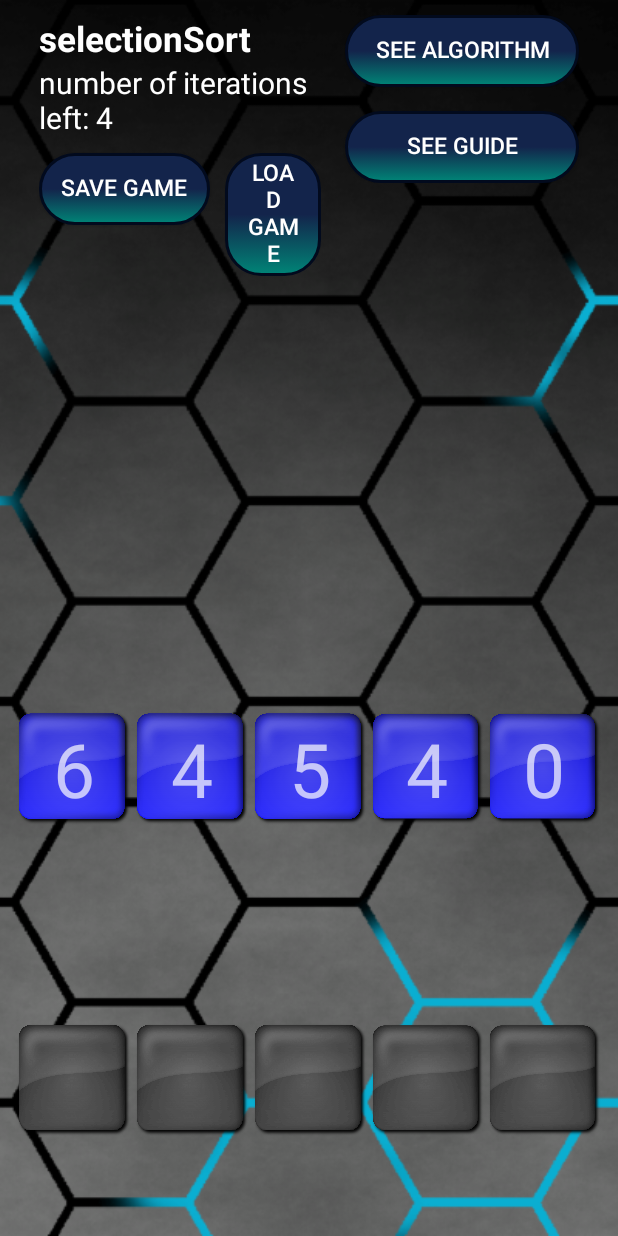
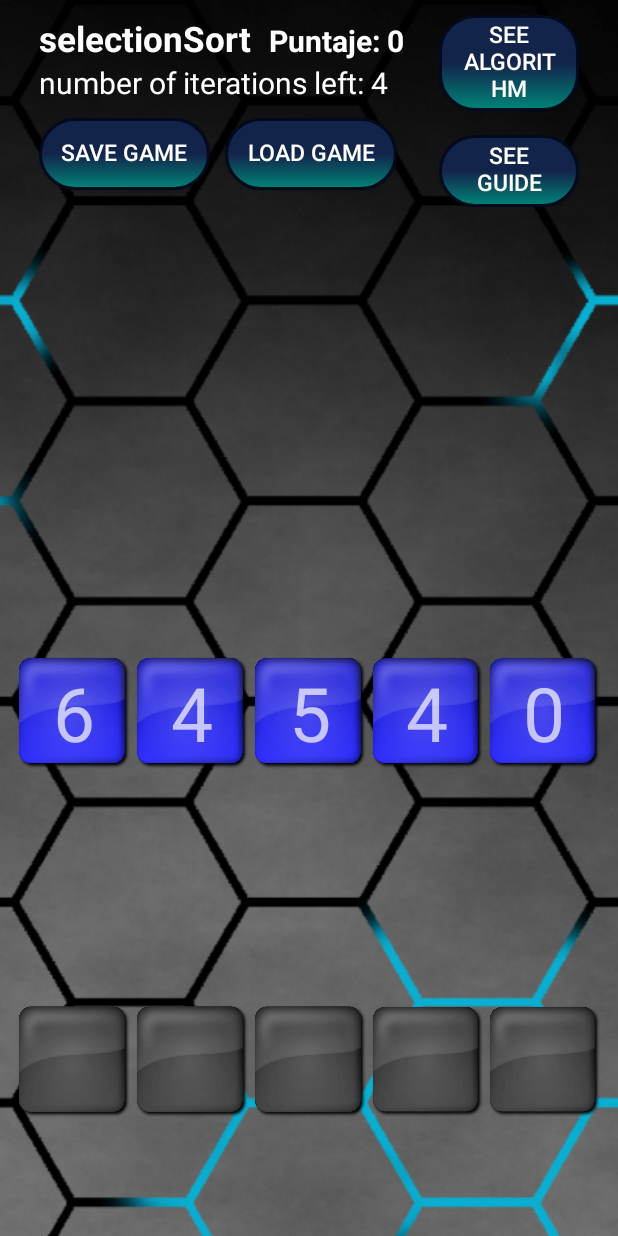
Before and after one commit to DiegoSalas27/SortingAlgorithms, an Android app: the MainActivity screen opened directly, with no data from a screen before it, after a tap on "START!", on a phone screen of 412 x 824 dp. Run offline under Robolectric (Android 15) with nearby library versions, the phone set to English and light mode, and no system bars; Roboto replaces fonts that are not available here.

Commit message:
fixed issue

```diff
--- a/app/src/main/java/com/example/android/sortingalgorithms/Adapters/PartidasAdapter.java
+++ b/app/src/main/java/com/example/android/sortingalgorithms/Adapters/PartidasAdapter.java
@@ -73,6 +73,7 @@ public class PartidasAdapter extends RecyclerView.Adapter<PartidasAdapter.ViewHo
                     bundle.putString("puntaje", String.valueOf(partida.getPuntaje()));
                     bundle.putString("iteracion", String.valueOf(partida.getIteracion()));
                     bundle.putString("numeros", partida.getNumeros());
+                    bundle.putString("iteracionF", String.valueOf(partida.getIteracionF()));
                     Intent intent = new Intent(mContext, MainActivity.class);
                     intent.putExtras(bundle);
                     intent.setFlags(Intent.FLAG_ACTIVITY_NEW_TASK);
--- a/app/src/main/java/com/example/android/sortingalgorithms/activities/MainActivity.java
+++ b/app/src/main/java/com/example/android/sortingalgorithms/activities/MainActivity.java
@@ -55,7 +55,6 @@ public class MainActivity extends AppCompatActivity implements View.OnTouchListe
 
     AlgoritmosDeOrdenamiento algoritmito = new AlgoritmosDeOrdenamiento();
 
-
     @Override
     protected void onCreate(Bundle savedInstanceState) {
         super.onCreate(savedInstanceState);
@@ -75,7 +74,8 @@ public class MainActivity extends AppCompatActivity implements View.OnTouchListe
             imgBackground.setVisibility(View.VISIBLE);
             algorithms(getIntent().getExtras().getString("algoritmo"),
                     getIntent().getExtras().getString("iteracion"),
-                    getIntent().getExtras().getString("numeros"));
+                    getIntent().getExtras().getString("numeros"),
+                    getIntent().getExtras().getString("iteracionF"));
         } else {
             Datos.setPasa(false);
             ite1 = 0;
@@ -84,34 +84,34 @@ public class MainActivity extends AppCompatActivity implements View.OnTouchListe
 
     public void inicializarDatos(){
 
-        imgBlueSquare = (ImageView) findViewById(R.id.imgBlueQuare);
-        imgBlueSquare2 = (ImageView) findViewById(R.id.imgBlueQuare);
-        imgBlueSquare3 = (ImageView) findViewById(R.id.imgBlueQuare);
-        imgBlueSquare4 = (ImageView) findViewById(R.id.imgBlueQuare);
-        imgBlueSquare5 = (ImageView) findViewById(R.id.imgBlueQuare);
-        imgGetter1 = (ImageView) findViewById(R.id.imgGetter1);
-        imgGetter2 = (ImageView) findViewById(R.id.imgGetter2);
-        imgGetter3 = (ImageView) findViewById(R.id.imgGetter3);
-        imgGetter4 = (ImageView) findViewById(R.id.imgGetter4);
-        imgGetter5 = (ImageView) findViewById(R.id.imgGetter5);
-        imgClaps = (ImageView) findViewById(R.id.imgClaps);
-        imgBackground = (ImageView) findViewById(R.id.imgBackground);
-        imgBackgroundMain = (ImageView) findViewById(R.id.imgBackgroundMain);
+        imgBlueSquare = findViewById(R.id.imgBlueQuare);
+        imgBlueSquare2 = findViewById(R.id.imgBlueQuare);
+        imgBlueSquare3 = findViewById(R.id.imgBlueQuare);
+        imgBlueSquare4 = findViewById(R.id.imgBlueQuare);
+        imgBlueSquare5 = findViewById(R.id.imgBlueQuare);
+        imgGetter1 = findViewById(R.id.imgGetter1);
+        imgGetter2 = findViewById(R.id.imgGetter2);
+        imgGetter3 = findViewById(R.id.imgGetter3);
+        imgGetter4 = findViewById(R.id.imgGetter4);
+        imgGetter5 = findViewById(R.id.imgGetter5);
+        imgClaps = findViewById(R.id.imgClaps);
+        imgBackground = findViewById(R.id.imgBackground);
+        imgBackgroundMain = findViewById(R.id.imgBackgroundMain);
 
-        roBlueSquare1 = (RelativeLayout) findViewById(R.id.roBlueSquare1);
-        roBlueSquare2 = (RelativeLayout) findViewById(R.id.roBlueSquare2);
-        roBlueSquare3 = (RelativeLayout) findViewById(R.id.roBlueSquare3);
-        roBlueSquare4 = (RelativeLayout) findViewById(R.id.roBlueSquare4);
-        roBlueSquare5 = (RelativeLayout) findViewById(R.id.roBlueSquare5);
-        gameRelativeLayout = (RelativeLayout) findViewById(R.id.gameRelativeLayout);
+        roBlueSquare1 = findViewById(R.id.roBlueSquare1);
+        roBlueSquare2 = findViewById(R.id.roBlueSquare2);
+        roBlueSquare3 = findViewById(R.id.roBlueSquare3);
+        roBlueSquare4 = findViewById(R.id.roBlueSquare4);
+        roBlueSquare5 = findViewById(R.id.roBlueSquare5);
+        gameRelativeLayout = findViewById(R.id.gameRelativeLayout);
 
-        loTarget1 = (LinearLayout) findViewById(R.id.loTarget1);
-        loTarget2 = (LinearLayout) findViewById(R.id.loTarget2);
-        loTarget3 = (LinearLayout) findViewById(R.id.loTarget3);
-        loTarget4 = (LinearLayout) findViewById(R.id.loTarget4);
-        loTarget5 = (LinearLayout) findViewById(R.id.loTarget5);
-        loFatherTarget = (LinearLayout) findViewById(R.id.loFatherTarget);
-        loFatherDrag = (LinearLayout) findViewById(R.id.loFatherDrag);
+        loTarget1 = findViewById(R.id.loTarget1);
+        loTarget2 = findViewById(R.id.loTarget2);
+        loTarget3 = findViewById(R.id.loTarget3);
+        loTarget4 = findViewById(R.id.loTarget4);
+        loTarget5 = findViewById(R.id.loTarget5);
+        loFatherTarget = findViewById(R.id.loFatherTarget);
+        loFatherDrag = findViewById(R.id.loFatherDrag);
 
 
         tvBlueQuareText = findViewById(R.id.tvBlueQuareText);
@@ -136,10 +136,10 @@ public class MainActivity extends AppCompatActivity implements View.OnTouchListe
         loTarget4.setOnDragListener(dragListener);
         loTarget5.setOnDragListener(dragListener);
 
-        startButton = (Button) findViewById(R.id.startButton);
-        btnSee = (Button) findViewById(R.id.btnSee);
-        btnGuide = (Button) findViewById(R.id.btnInstruction);
-        btnBack = (Button) findViewById(R.id.btnBack);
+        startButton = findViewById(R.id.startButton);
+        btnSee = findViewById(R.id.btnSee);
+        btnGuide = findViewById(R.id.btnInstruction);
+        btnBack = findViewById(R.id.btnBack);
         btnSavedGames = findViewById(R.id.btnSavedGames);
         btnDeleteGames = findViewById(R.id.btnDeleteGames);
     }
@@ -154,7 +154,7 @@ public class MainActivity extends AppCompatActivity implements View.OnTouchListe
         imgBackgroundMain.setVisibility(view.INVISIBLE);
         gameRelativeLayout.setVisibility(view.VISIBLE);
         imgBackground.setVisibility(view.VISIBLE);
-        algorithms("", "", "");
+        algorithms("", "", "", "");
 
     }
     public void guide(View view){
@@ -200,10 +200,10 @@ public class MainActivity extends AppCompatActivity implements View.OnTouchListe
                     tvSortResult.setText("The sorted array so far is: " + algoritmito.getIt4());break;
         }
 
-        tvYourResult.setText("Your array is: " + String.valueOf(yourArray[0]) + " " +
-                String.valueOf(yourArray[1]) + " " +
-                String.valueOf(yourArray[2]) + " " + String.valueOf(yourArray[3]) + " " +
-                String.valueOf(yourArray[4]));
+        tvYourResult.setText("Your array is: " + (yourArray[0]) + " " +
+                (yourArray[1]) + " " +
+                (yourArray[2]) + " " + (yourArray[3]) + " " +
+                (yourArray[4]));
     }
     public boolean Results(){
 
@@ -229,7 +229,7 @@ public class MainActivity extends AppCompatActivity implements View.OnTouchListe
         return result;
     }
 
-    public void algorithms(String algoritmo, String iteracion, String numeros){
+    public void algorithms(String algoritmo, String iteracion, String numeros, String iteracionF){
         if (algoritmo == "") {
             Random randomGenerator = new Random();
             int arrInt2[] = new int[5];
@@ -263,6 +263,9 @@ public class MainActivity extends AppCompatActivity implements View.OnTouchListe
             getBackGround(randomInt);
 
         } else {
+            ite1 = Integer.valueOf(iteracion);
+            algoritmito.setNumIteraciones(Integer.valueOf(iteracionF));
+
             tvIteration.setText("number of iterations left:");
 
             int temp1[] = new int[5];
@@ -276,22 +279,22 @@ public class MainActivity extends AppCompatActivity implements View.OnTouchListe
             }
 
             switch(algoritmo) {
-                case "modifiedBubbleSort": tvIteration.setText(tvIteration.getText() + " " +
-                        (algoritmito.bubbleSortImproved(temp1) - Integer.valueOf(iteracion)));
-                         algoritmito.setNumIteraciones(algoritmito.bubbleSortImproved(temp1) - Integer.valueOf(iteracion));
-                        getBackGround(0);break;
-                case "selectionSort": tvIteration.setText(tvIteration.getText() + " " +
-                        (algoritmito.ordSeleccion(temp1) - Integer.valueOf(iteracion)));
-                        algoritmito.setNumIteraciones(algoritmito.ordSeleccion(temp1) - Integer.valueOf(iteracion));
-                        getBackGround(1);break;
-                case "insertionSort": tvIteration.setText(tvIteration.getText() + " " +
-                        (algoritmito.insercionSort(temp1) - Integer.valueOf(iteracion)));
-                        algoritmito.setNumIteraciones(algoritmito.insercionSort(temp1) - Integer.valueOf(iteracion));
-                        getBackGround(2);break;
-                case "cocktailSort": tvIteration.setText(tvIteration.getText() + " " +
-                        (algoritmito.cocktelSort(temp1) - Integer.valueOf(iteracion)));
-                        algoritmito.setNumIteraciones(algoritmito.cocktelSort(temp1) - Integer.valueOf(iteracion));
-                        getBackGround(3);break;
+                case "modifiedBubbleSort":
+                    tvIteration.setText(tvIteration.getText() + " " + algoritmito.getNumIteraciones());
+                        randomInt = 0;
+                        getBackGround(0); break;
+                case "selectionSort":
+                    tvIteration.setText(tvIteration.getText() + " " + algoritmito.getNumIteraciones());
+                        randomInt = 1;
+                        getBackGround(1); break;
+                case "insertionSort":
+                    tvIteration.setText(tvIteration.getText() + " " + algoritmito.getNumIteraciones());
+                        randomInt = 2;
+                        getBackGround(2); break;
+                case "cocktailSort":
+                    tvIteration.setText(tvIteration.getText() + " " + algoritmito.getNumIteraciones());
+                        randomInt = 3;
+                        getBackGround(3); break;
             }
 
             switch (iteracion) {
@@ -300,12 +303,6 @@ public class MainActivity extends AppCompatActivity implements View.OnTouchListe
                 case "3": algoritmito.setArr3(arreglo); break;
                 case "4": algoritmito.setArr4(arreglo); break;
             }
-
-            Log.i("ARREGLOT", iteracion);
-            Log.i("ARREGLOT", String.valueOf(algoritmito.getArr1()));
-            Log.i("ARREGLOT", String.valueOf(algoritmito.getArr2()));
-            Log.i("ARREGLOT", String.valueOf(algoritmito.getArr3()));
-            Log.i("ARREGLOT", String.valueOf(algoritmito.getArr4()));
 
             getIteration(Integer.valueOf(iteracion));
         }
@@ -431,6 +428,7 @@ public class MainActivity extends AppCompatActivity implements View.OnTouchListe
 
                                             ite1++;
                                             Datos.setPasa(true);
+                                            Log.i("ALGOLEFT4", String.valueOf(algoritmito.getNumIteraciones()));
                                             algoritmito.setNumIteraciones(algoritmito.getNumIteraciones() - 1);
                                         } else{
 
@@ -511,7 +509,7 @@ public class MainActivity extends AppCompatActivity implements View.OnTouchListe
 
         Partida partida = new Partida(1, algorithmType, (double) 1, ite1, tvBlueQuareText.getText() + "," + tvBlueQuareText2.getText() + ","
                 + tvBlueQuareText3.getText() + "," + tvBlueQuareText4.getText() + "," +
-                tvBlueQuareText5.getText(), user, currentDateandTime);
+                tvBlueQuareText5.getText(), user, currentDateandTime, algoritmito.getNumIteraciones());
 
         partida.save();
 
--- a/app/src/main/java/com/example/android/sortingalgorithms/activities/utility/AlgoritmosDeOrdenamiento.java
+++ b/app/src/main/java/com/example/android/sortingalgorithms/activities/utility/AlgoritmosDeOrdenamiento.java
@@ -4,6 +4,7 @@ import android.graphics.Typeface;
 import android.media.MediaPlayer;
 import android.support.v7.app.AppCompatActivity;
 import android.os.Bundle;
+import android.util.Log;
 import android.view.View;
 import android.widget.TextView;
 
--- a/app/src/main/res/layout/activity_main.xml
+++ b/app/src/main/res/layout/activity_main.xml
@@ -38,7 +38,6 @@
                 android:layout_width="match_parent"
                 android:layout_marginLeft="16dp"
                 android:layout_height="wrap_content"
-                android:layout_weight="1"
                 android:orientation="horizontal">
 
                 <RelativeLayout
@@ -55,6 +54,17 @@
                         android:textColor="@android:color/white"
                         android:textStyle="bold"
                         android:textSize="@dimen/textoTitulo"/>
+                    <TextView
+                        android:id="@+id/tvPuntaje"
+                        android:layout_width="wrap_content"
+                        android:layout_height="wrap_content"
+                        android:layout_marginLeft="12dp"
+                        android:paddingTop="3.5dp"
+                        android:text="Puntaje: 0"
+                        android:layout_toRightOf="@+id/tvAlgorithmName"
+                        android:textColor="@android:color/white"
+                        android:textStyle="bold"
+                        android:textSize="20sp"/>
                     <TextView
                         android:id="@+id/tvIteration"
                         android:layout_width="wrap_content"
@@ -90,13 +100,26 @@
                     android:onClick="getSaved"
                     android:textSize="@dimen/textoBotonsitos"/>
 
+                    <TextView
+                        android:id="@+id/tvTiempo"
+                        android:layout_width="wrap_content"
+                        android:layout_height="wrap_content"
+                        android:layout_marginTop="20dp"
+                        android:layout_marginLeft="12dp"
+                        android:layout_below="@+id/tvIteration"
+                        android:text="Tiempo: 100"
+                        android:layout_toRightOf="@+id/btnLoad"
+                        android:textColor="@android:color/white"
+                        android:textStyle="bold"
+                        android:textSize="20sp"/>
+
                 </RelativeLayout>
 
 
                 <LinearLayout
                     android:layout_width="match_parent"
                     android:layout_height="wrap_content"
-                    android:layout_weight="1"
+                    android:layout_weight="2"
                     android:orientation="vertical">
                     <Button
                         android:id="@+id/btnSee"
```
Also changed, not shown: app/src/main/java/com/example/android/sortingalgorithms/models/Partida.java (+11 -1 lines).
